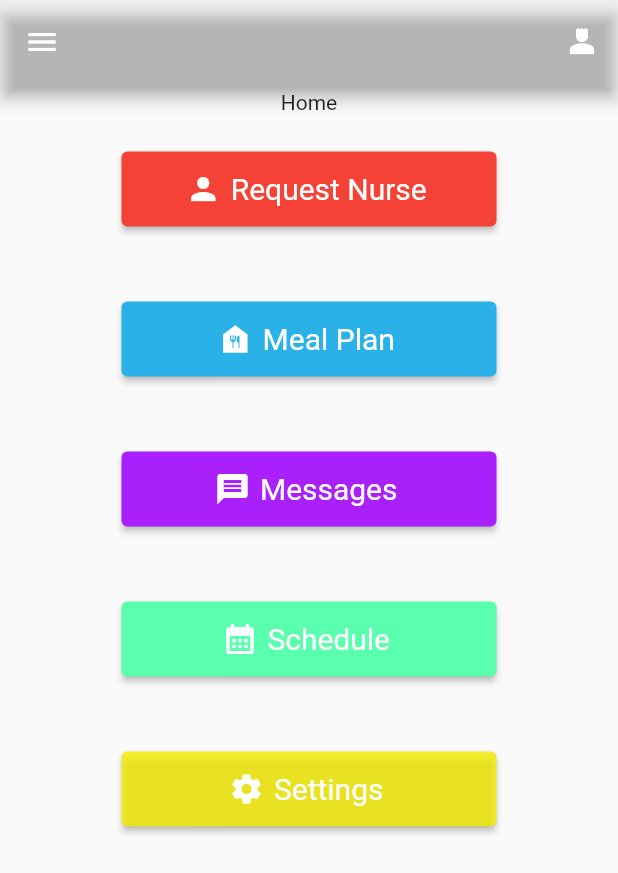
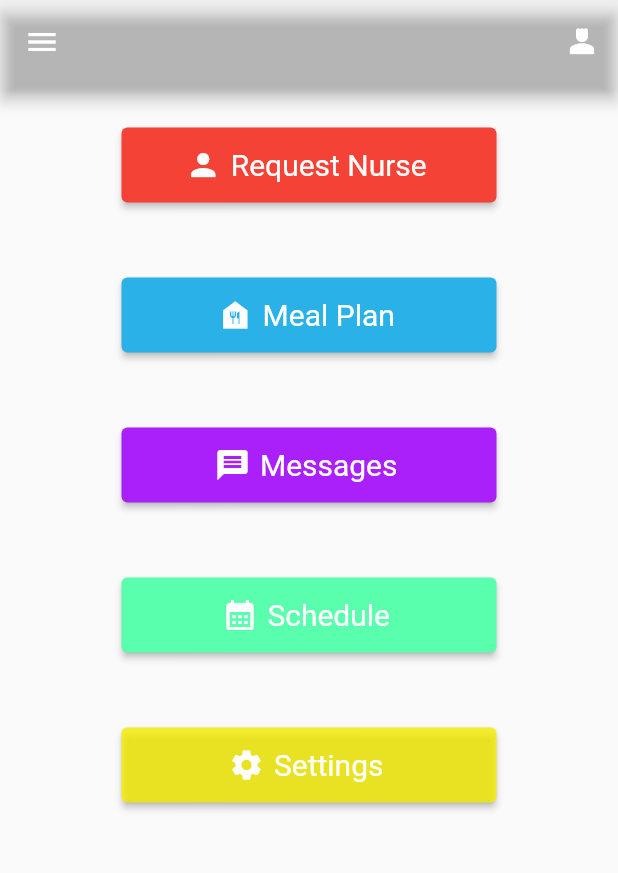
Before and after one commit to iilimit/RetirementHomeApp, a Flutter app: the screen it shows after launch, on a phone screen of 412 x 824 dp. Shown: the top 873 px of the screen. Run offline on Flutter 3.47's test engine with Material 2 defaults, Android fonts, the phone set to English and light mode, and no system bars.

Commit message:
fixed some buttons

```diff
--- a/lib/home/home_widget.dart
+++ b/lib/home/home_widget.dart
@@ -30,7 +30,6 @@ class _MyHomePageState extends State<MyHomePage> {
             drawer: const NavigationMenu(),
             body: Center(
               child: Column(children: <Widget>[
-                const Text("Home"),
                 Container(
                   margin: const EdgeInsets.all(25),
                   height: 50,
--- a/lib/messages/messages_widget.dart
+++ b/lib/messages/messages_widget.dart
@@ -15,14 +15,14 @@ class _MessagesPageState extends State<MessagesPage> {
   Widget build(BuildContext context) {
     return MaterialApp(
         home: Scaffold(
-      appBar: Navigation_AppBar(),
-      drawer: NavigationMenu(),
+      appBar: const Navigation_AppBar(),
+      drawer: const NavigationMenu(),
       body: Column(
         children: [
           Expanded(child: Container()),
           Container(
             color: Colors.grey,
-            child: TextField(
+            child: const TextField(
               decoration: InputDecoration(
                   border: OutlineInputBorder(),
                   hintText: "Type your message here.."),
```
Also changed, not shown: lib/login/login_widget.dart (+0 -17 lines), lib/navigation/navigationbar_widget.dart (+0 -16 lines).
